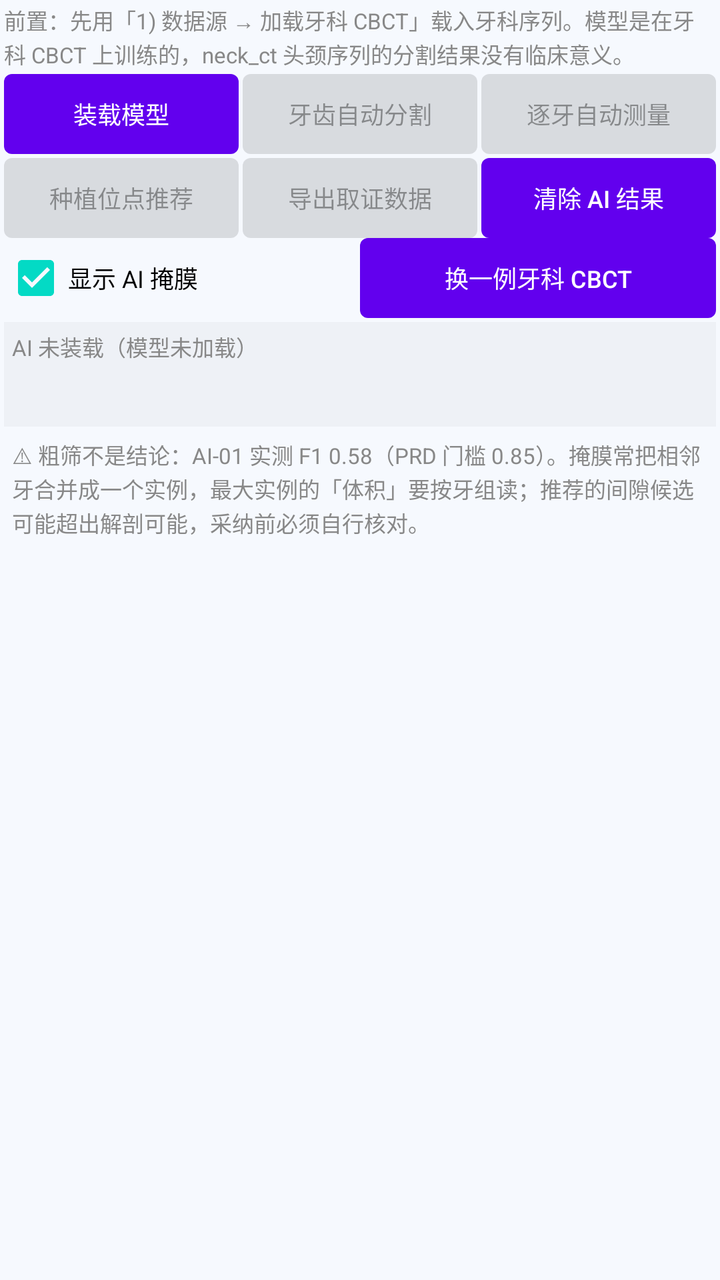
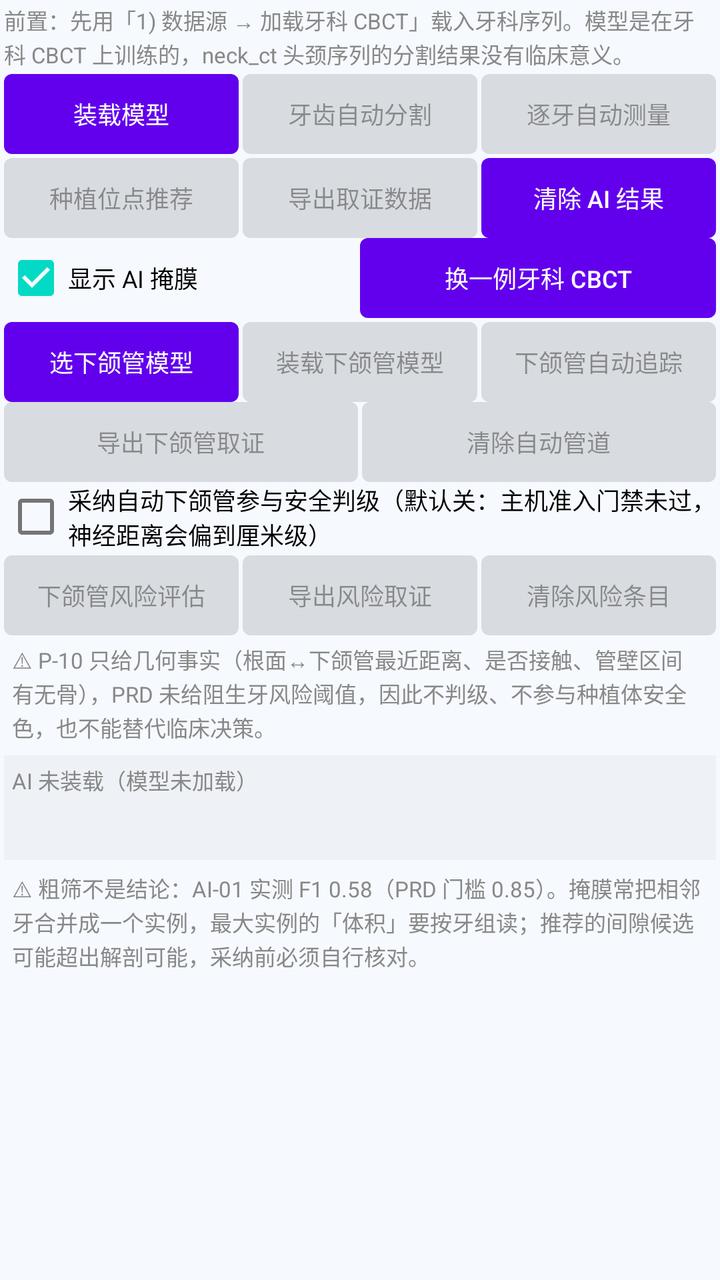

Screens rendered from an Android XML layout before and after an edit, with the pre-edit source and the edit as a unified diff.
<!-- AndroidManifest.xml: application theme Theme.DcmtkDemo -->
<!-- res/layout/fragment_cbct_ai.xml -->
<?xml version="1.0" encoding="utf-8"?>
<LinearLayout xmlns:android="http://schemas.android.com/apk/res/android"
    android:id="@+id/ai_root"
    android:layout_width="match_parent"
    android:layout_height="wrap_content"
    android:background="#0A1A73E8"
    android:orientation="vertical"
    android:padding="2dp">

    <TextView
        style="@style/HintText"
        android:layout_width="match_parent"
        android:layout_height="wrap_content"
        android:text="前置：先用「1) 数据源 → 加载牙科 CBCT」载入牙科序列。模型是在牙科 CBCT 上训练的，neck_ct 头颈序列的分割结果没有临床意义。" />

    

    <LinearLayout
        android:layout_width="match_parent"
        android:layout_height="wrap_content"
        android:layout_marginTop="2dp"
        android:orientation="horizontal">

        <Button
            android:id="@+id/btn_ai_load"
            style="@style/CompactButton"
            android:layout_width="0dp"
            android:layout_height="40dp"
            android:layout_weight="1"
            android:text="装载模型" />

        <Button
            android:id="@+id/btn_ai_segment"
            style="@style/CompactButton"
            android:layout_width="0dp"
            android:layout_height="40dp"
            android:layout_marginStart="2dp"
            android:layout_weight="1"
            android:enabled="false"
            android:text="牙齿自动分割" />

        <Button
            android:id="@+id/btn_ai_measure"
            style="@style/CompactButton"
            android:layout_width="0dp"
            android:layout_height="40dp"
            android:layout_marginStart="2dp"
            android:layout_weight="1"
            android:enabled="false"
            android:text="逐牙自动测量" />
    </LinearLayout>

    <LinearLayout
        android:layout_width="match_parent"
        android:layout_height="wrap_content"
        android:layout_marginTop="2dp"
        android:orientation="horizontal">

        <Button
            android:id="@+id/btn_ai_recommend"
            style="@style/CompactButton"
            android:layout_width="0dp"
            android:layout_height="40dp"
            android:layout_weight="1"
            android:enabled="false"
            android:text="种植位点推荐" />

        <Button
            android:id="@+id/btn_ai_parity"
            style="@style/CompactButton"
            android:layout_width="0dp"
            android:layout_height="40dp"
            android:layout_marginStart="2dp"
            android:layout_weight="1"
            android:enabled="false"
            android:text="导出取证数据" />

        <Button
            android:id="@+id/btn_ai_clear"
            style="@style/CompactButton"
            android:layout_width="0dp"
            android:layout_height="40dp"
            android:layout_marginStart="2dp"
            android:layout_weight="1"
            android:text="清除 AI 结果" />
    </LinearLayout>

    <LinearLayout
        android:layout_width="match_parent"
        android:layout_height="wrap_content"
        android:gravity="center_vertical"
        android:orientation="horizontal">

        <CheckBox
            android:id="@+id/cb_ai_overlay"
            style="@style/CompactCheck"
            android:layout_width="0dp"
            android:layout_height="wrap_content"
            android:layout_weight="1"
            android:checked="true"
            android:text="显示 AI 掩膜" />

        <Button
            android:id="@+id/btn_ai_dental"
            style="@style/CompactButton"
            android:layout_width="0dp"
            android:layout_height="40dp"
            android:layout_weight="1"
            android:text="换一例牙科 CBCT" />
    </LinearLayout>

    <ProgressBar
        android:id="@+id/progress_ai"
        style="?android:attr/progressBarStyleHorizontal"
        android:layout_width="match_parent"
        android:layout_height="wrap_content"
        android:indeterminate="true"
        android:visibility="gone" />

    <TextView
        android:id="@+id/tv_ai_status"
        style="@style/HintText"
        android:layout_width="match_parent"
        android:layout_height="wrap_content"
        android:layout_marginTop="2dp"
        android:background="#08000000"
        android:minLines="3"
        android:padding="4dp"
        android:text="AI 未装载（模型未加载）" />

    
    <TextView
        android:id="@+id/tv_ai_caveat"
        style="@style/HintText"
        android:layout_width="match_parent"
        android:layout_height="wrap_content"
        android:layout_marginTop="2dp"
        android:padding="4dp"
        android:text="⚠ 粗筛不是结论：AI-01 实测 F1 0.58（PRD 门槛 0.85）。掩膜常把相邻牙合并成一个实例，最大实例的「体积」要按牙组读；推荐的间隙候选可能超出解剖可能，采纳前必须自行核对。" />

</LinearLayout>
<!-- resources referenced by this layout -->
<resources>
  <style name="CompactButton" parent="Widget.MaterialComponents.Button">
          <item name="android:minHeight">0dp</item>
          <item name="android:minWidth">0dp</item>
          <item name="android:insetTop">0dp</item>
          <item name="android:insetBottom">0dp</item>
          <item name="android:paddingLeft">6dp</item>
          <item name="android:paddingRight">6dp</item>
          <item name="android:paddingStart">6dp</item>
          <item name="android:paddingEnd">6dp</item>
          <item name="android:textSize">12sp</item>
          <item name="android:letterSpacing">0</item>
          
          <item name="android:textAllCaps">false</item>
          <item name="android:maxLines">1</item>
          <item name="android:ellipsize">end</item>
          <item name="android:stateListAnimator">@null</item>
      </style>
  <style name="CompactCheck" parent="Widget.MaterialComponents.CompoundButton.CheckBox">
          <item name="android:minHeight">0dp</item>
          <item name="android:textSize">12sp</item>
      </style>
  <style name="HintText">
          <item name="android:textSize">11sp</item>
          <item name="android:textColor">#FF888888</item>
          <item name="android:lineSpacingExtra">1dp</item>
      </style>
  <style name="Theme.DcmtkDemo" parent="Theme.MaterialComponents.DayNight.NoActionBar">
          
          <item name="colorPrimary">@color/purple_500</item>
          <item name="colorPrimaryVariant">@color/purple_700</item>
          <item name="colorOnPrimary">@color/white</item>
          
          <item name="colorSecondary">@color/teal_200</item>
          <item name="colorSecondaryVariant">@color/teal_700</item>
          <item name="colorOnSecondary">@color/black</item>
          
          <item name="android:statusBarColor">?attr/colorPrimaryVariant</item>
          
      </style>
  <color name="purple_500">#FF6200EE</color>
  <color name="purple_700">#FF3700B3</color>
  <color name="white">#FFFFFFFF</color>
  <color name="teal_200">#FF03DAC5</color>
  <color name="teal_700">#FF018786</color>
  <color name="black">#FF000000</color>
</resources>

<!-- the commit's change to res/layout/fragment_cbct_ai.xml (unified diff, before → after) -->
@@ -109,6 +109,122 @@
             android:text="换一例牙科 CBCT" />
     </LinearLayout>
 
+    
+    <LinearLayout
+        android:layout_width="match_parent"
+        android:layout_height="wrap_content"
+        android:layout_marginTop="2dp"
+        android:gravity="center_vertical"
+        android:orientation="horizontal">
+
+        <Button
+            android:id="@+id/btn_ai_canal_pick"
+            style="@style/CompactButton"
+            android:layout_width="0dp"
+            android:layout_height="40dp"
+            android:layout_weight="1"
+            android:text="选下颌管模型" />
+
+        <Button
+            android:id="@+id/btn_ai_canal_load"
+            style="@style/CompactButton"
+            android:layout_width="0dp"
+            android:layout_height="40dp"
+            android:layout_marginStart="2dp"
+            android:layout_weight="1"
+            android:enabled="false"
+            android:text="装载下颌管模型" />
+
+        <Button
+            android:id="@+id/btn_ai_canal_run"
+            style="@style/CompactButton"
+            android:layout_width="0dp"
+            android:layout_height="40dp"
+            android:layout_marginStart="2dp"
+            android:layout_weight="1"
+            android:enabled="false"
+            android:text="下颌管自动追踪" />
+    </LinearLayout>
+
+    <LinearLayout
+        android:layout_width="match_parent"
+        android:layout_height="wrap_content"
+        android:gravity="center_vertical"
+        android:orientation="horizontal">
+
+        <Button
+            android:id="@+id/btn_ai_canal_parity"
+            style="@style/CompactButton"
+            android:layout_width="0dp"
+            android:layout_height="40dp"
+            android:layout_weight="1"
+            android:enabled="false"
+            android:text="导出下颌管取证" />
+
+        <Button
+            android:id="@+id/btn_ai_canal_clear"
+            style="@style/CompactButton"
+            android:layout_width="0dp"
+            android:layout_height="40dp"
+            android:layout_marginStart="2dp"
+            android:layout_weight="1"
+            android:enabled="false"
+            android:text="清除自动管道" />
+    </LinearLayout>
+
+    <CheckBox
+        android:id="@+id/cb_ai_canal_grading"
+        style="@style/CompactCheck"
+        android:layout_width="match_parent"
+        android:layout_height="wrap_content"
+        android:text="采纳自动下颌管参与安全判级（默认关：主机准入门禁未过，神经距离会偏到厘米级）" />
+
+    
+    <LinearLayout
+        android:layout_width="match_parent"
+        android:layout_height="wrap_content"
+        android:layout_marginTop="2dp"
+        android:gravity="center_vertical"
+        android:orientation="horizontal">
+
+        <Button
+            android:id="@+id/btn_ai_risk_assess"
+            style="@style/CompactButton"
+            android:layout_width="0dp"
+            android:layout_height="40dp"
+            android:layout_weight="1"
+            android:enabled="false"
+            android:text="下颌管风险评估" />
+
+        <Button
+            android:id="@+id/btn_ai_risk_dump"
+            style="@style/CompactButton"
+            android:layout_width="0dp"
+            android:layout_height="40dp"
+            android:layout_marginStart="2dp"
+            android:layout_weight="1"
+            android:enabled="false"
+            android:text="导出风险取证" />
+
+        <Button
+            android:id="@+id/btn_ai_risk_clear"
+            style="@style/CompactButton"
+            android:layout_width="0dp"
+            android:layout_height="40dp"
+            android:layout_marginStart="2dp"
+            android:layout_weight="1"
+            android:enabled="false"
+            android:text="清除风险条目" />
+    </LinearLayout>
+
+    <TextView
+        android:id="@+id/tv_ai_risk_caveat"
+        style="@style/HintText"
+        android:layout_width="match_parent"
+        android:layout_height="wrap_content"
+        android:padding="4dp"
+        android:text="⚠ P-10 只给几何事实（根面↔下颌管最近距离、是否接触、管壁区间有无骨），PRD 未给阻生牙风险阈值，因此不判级、不参与种植体安全色，也不能替代临床决策。" />
+
     <ProgressBar
         android:id="@+id/progress_ai"
         style="?android:attr/progressBarStyleHorizontal"
